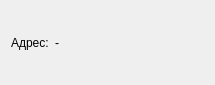
Above: GUI/OWController/ds1971.ui from igorf7/OWController before the change. Below: the same form after it.
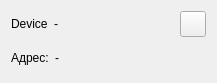
That is the form after the change. Icons and pictures are not drawn.

What changed in the file:
```diff
--- a/GUI/OWController/ds1971.ui
+++ b/GUI/OWController/ds1971.ui
@@ -6,14 +6,68 @@
    <rect>
     <x>0</x>
     <y>0</y>
-    <width>215</width>
-    <height>85</height>
+    <width>217</width>
+    <height>83</height>
    </rect>
   </property>
   <property name="windowTitle">
    <string>Form</string>
   </property>
   <layout class="QVBoxLayout" name="verticalLayout">
+   <item>
+    <layout class="QHBoxLayout" name="horizontalLayout_2">
+     <item>
+      <widget class="QLabel" name="label_3">
+       <property name="text">
+        <string>Device</string>
+       </property>
+      </widget>
+     </item>
+     <item>
+      <widget class="QLabel" name="deviceIndexLabel">
+       <property name="text">
+        <string>-</string>
+       </property>
+      </widget>
+     </item>
+     <item>
+      <spacer name="horizontalSpacer_2">
+       <property name="orientation">
+        <enum>Qt::Horizontal</enum>
+       </property>
+       <property name="sizeHint" stdset="0">
+        <size>
+         <width>40</width>
+         <height>20</height>
+        </size>
+       </property>
+      </spacer>
+     </item>
+     <item>
+      <widget class="QPushButton" name="settingsPushButton">
+       <property name="minimumSize">
+        <size>
+         <width>0</width>
+         <height>26</height>
+        </size>
+       </property>
+       <property name="maximumSize">
+        <size>
+         <width>26</width>
+         <height>16777215</height>
+        </size>
+       </property>
+       <property name="text">
+        <string/>
+       </property>
+       <property name="icon">
+        <iconset resource="res.qrc">
+         <normaloff>:/images/settings.png</normaloff>:/images/settings.png</iconset>
+       </property>
+      </widget>
+     </item>
+    </layout>
+   </item>
    <item>
     <layout class="QHBoxLayout" name="horizontalLayout">
      <item>
```
Left out of the diff: 6 changed lines with no effect on the pictures.
